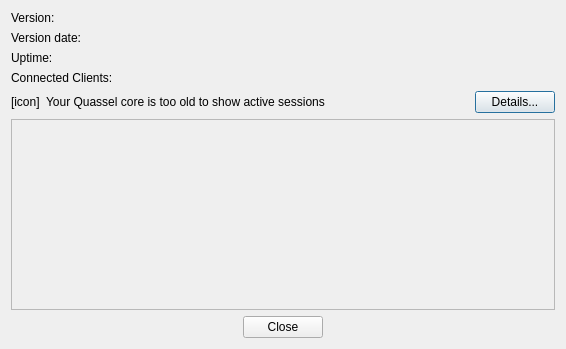
Qt form src/qtui/ui/coreinfodlg.ui (quassel/quassel) before a commit.
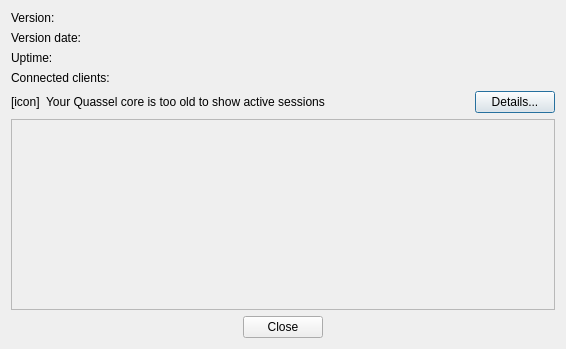
The same form after that commit.

Commit message:
client: Use sentence case for Core Info details
Use sentence case for CoreSessionWidget `Version date:` and
`Connected since:`, providing consistency with the core information.

Use sentence case for `Connected clients:`, too.

`Version date:` was the inconsistent one by majority, but (in my
subjective opinion) it looks nicer.

What changed in the file:
```diff
--- a/src/qtui/ui/coreinfodlg.ui
+++ b/src/qtui/ui/coreinfodlg.ui
@@ -61,7 +61,7 @@
      <item row="3" column="0">
       <widget class="QLabel" name="labelClientCountTitle">
        <property name="text">
-        <string>Connected Clients:</string>
+        <string>Connected clients:</string>
        </property>
       </widget>
      </item>
```
The commit also changes 1 other file.
